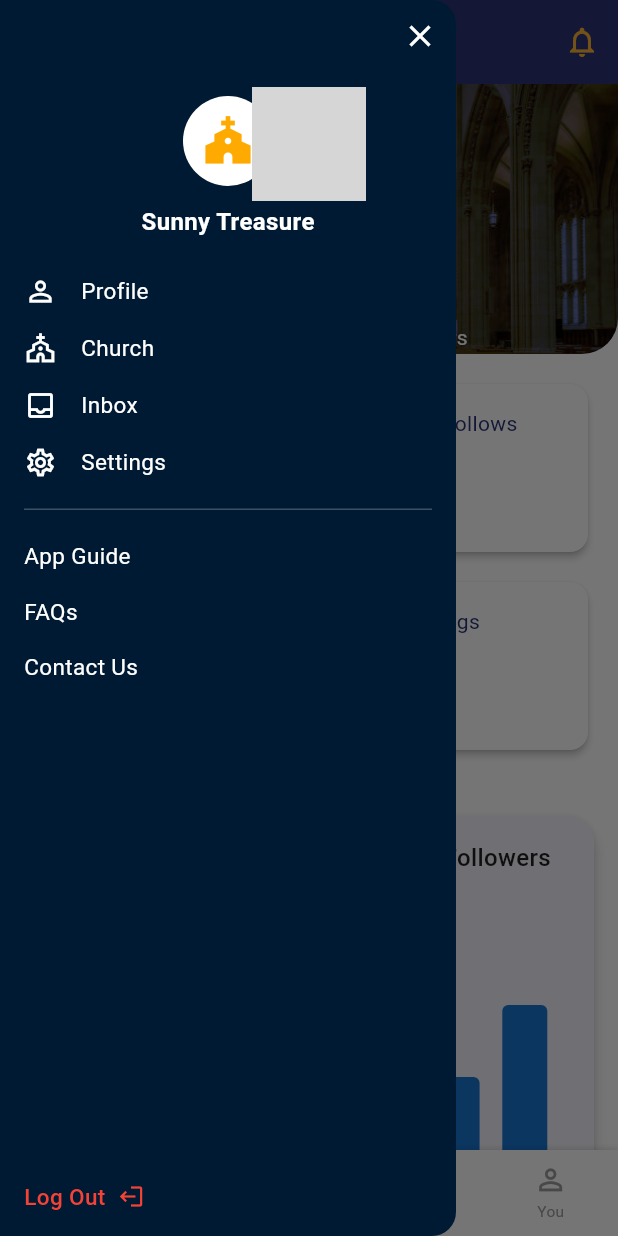
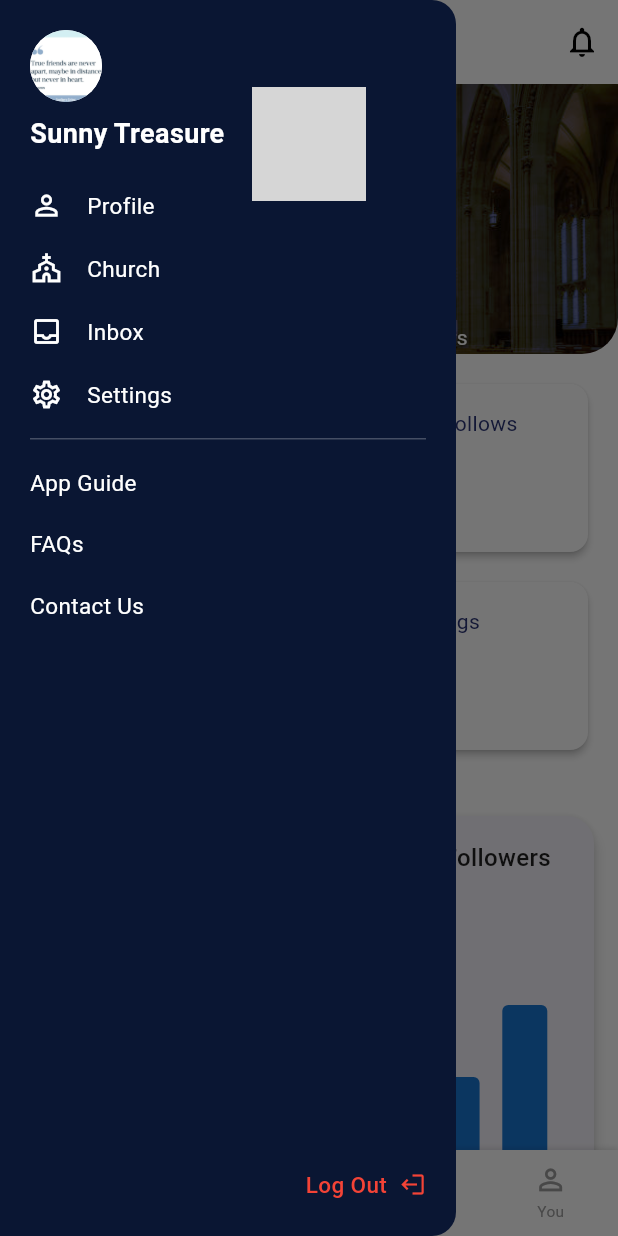
Before and after one commit to InteGreat-Team/ministry-TELEO, a Flutter app: the AdminHomePage screen opened directly, with the side drawer open, on a phone screen of 412 x 824 dp. Run offline on Flutter 3.47's test engine with Material 3 defaults, Android fonts, the phone set to English and light mode, and no system bars; our stand-ins replace dotted_border, firebase_auth, firebase_core, flutter_dotenv, flutter_screenutil, font_awesome_flutter and 1 more; missing offline and left inert: church_app; accounts and stored records are empty; network calls fail; Roboto replaces fonts that are missing (Poppins); statements that could not run were skipped; grey boxes are pictures that could not be loaded.

Commit message:
sidebar optimisation

```diff
--- a/lib/2/c1homepage/home_page.dart
+++ b/lib/2/c1homepage/home_page.dart
@@ -291,15 +291,18 @@ class _AdminHomePageState extends State<AdminHomePage>
           _currentView == AdminView.profile
               ? null
               : AppBar(
-                title: Text(_currentTitle),
-                backgroundColor: const Color(0xFF2B3576),
-                foregroundColor: Colors.white,
+                title: Text(
+                  _currentTitle,
+                  style: const TextStyle(color: Colors.black),
+                ),
+                backgroundColor: Colors.white,
+                foregroundColor: Colors.black,
                 elevation: 0,
                 leading:
                     _currentView != AdminView.home
                         ? IconButton(
                           icon: const Icon(Icons.arrow_back),
-                          color: const Color(0xFFF9B233),
+                          color: Colors.black,
                           onPressed: () {
                             if (_currentView == AdminView.authenticator) {
                               switch (_currentAuthFlow) {
@@ -340,7 +343,7 @@ class _AdminHomePageState extends State<AdminHomePage>
                 actions: [
                   IconButton(
                     icon: const Icon(Icons.notifications_outlined),
-                    color: const Color(0xFFF9B233),
+                    color: Colors.black,
                     onPressed: () {
                       // Notification functionality will be added later
                     },
--- a/lib/2/c1homepage/settings_view.dart
+++ b/lib/2/c1homepage/settings_view.dart
@@ -8,7 +8,9 @@ class AdminSettingsView extends StatelessWidget {
 
   @override
   Widget build(BuildContext context) {
-    return SingleChildScrollView(
+    return Container(
+      color: Colors.white,
+      child: SingleChildScrollView(
         child: Padding(
           padding: const EdgeInsets.all(20.0),
           child: Column(
@@ -19,12 +21,11 @@ class AdminSettingsView extends StatelessWidget {
                 style: TextStyle(
                   fontSize: 24,
                   fontWeight: FontWeight.bold,
+                  color: Colors.black,
                 ),
               ),
               const SizedBox(height: 24),
-            _buildSettingsSection(
-              'Account',
-              [
+              _buildSettingsSection('Account', [
                 _buildSettingsItem(
                   context,
                   Icons.person_outline,
@@ -39,12 +40,9 @@ class AdminSettingsView extends StatelessWidget {
                   'Manage your security settings',
                   onTap: () => onNavigate(AdminView.securitySettings),
                 ),
-              ],
-            ),
+              ]),
               const SizedBox(height: 24),
-            _buildSettingsSection(
-              'Preferences',
-              [
+              _buildSettingsSection('Preferences', [
                 _buildSettingsItem(
                   context,
                   Icons.notifications_outlined,
@@ -59,12 +57,9 @@ class AdminSettingsView extends StatelessWidget {
                   'Manage church mass schedules',
                   onTap: () => onNavigate(AdminView.massSchedule),
                 ),
-              ],
-            ),
+              ]),
               const SizedBox(height: 24),
-            _buildSettingsSection(
-              'Help & Support',
-              [
+              _buildSettingsSection('Help & Support', [
                 _buildSettingsItem(
                   context,
                   Icons.help_outline,
@@ -79,9 +74,9 @@ class AdminSettingsView extends StatelessWidget {
                   'Report technical problems',
                   onTap: () => onNavigate(AdminView.reportIssue),
                 ),
+              ]),
             ],
           ),
-          ],
         ),
       ),
     );
@@ -96,18 +91,17 @@ class AdminSettingsView extends StatelessWidget {
           style: const TextStyle(
             fontSize: 18,
             fontWeight: FontWeight.bold,
-            color: Color(0xFF001A33),
+            color: Colors.black,
           ),
         ),
         const SizedBox(height: 16),
         Card(
+          color: Colors.white,
           elevation: 2,
           shape: RoundedRectangleBorder(
             borderRadius: BorderRadius.circular(12),
           ),
-          child: Column(
-            children: items,
-          ),
+          child: Column(children: items),
         ),
       ],
     );
@@ -121,13 +115,16 @@ class AdminSettingsView extends StatelessWidget {
     required VoidCallback onTap,
   }) {
     return ListTile(
-      leading: Icon(icon, color: const Color(0xFF001A33)),
+      leading: Icon(icon, color: Colors.black),
       title: Text(
         title,
-        style: const TextStyle(fontWeight: FontWeight.w500),
+        style: const TextStyle(
+          fontWeight: FontWeight.w500,
+          color: Colors.black,
         ),
-      subtitle: Text(subtitle),
-      trailing: const Icon(Icons.chevron_right),
+      ),
+      subtitle: Text(subtitle, style: const TextStyle(color: Colors.black54)),
+      trailing: const Icon(Icons.chevron_right, color: Colors.black),
       onTap: onTap,
     );
   }
--- a/lib/3/sidebar.dart
+++ b/lib/3/sidebar.dart
@@ -13,58 +13,87 @@ class AdminDrawer extends StatelessWidget {
 
   @override
   Widget build(BuildContext context) {
+    // Padding values for easy adjustment
+    const double mainMenuItemSpacing = 20.0;
+    const double secondaryMenuItemSpacing = 20.0;
+    const double groupSpacing = 36.0;
+    const EdgeInsets mainMenuPadding = EdgeInsets.symmetric(horizontal: 20.0);
+    const EdgeInsets secondaryMenuPadding = EdgeInsets.symmetric(
+      horizontal: 20.0,
+    );
+    const EdgeInsets logoutPadding = EdgeInsets.only(
+      right: 20.0,
+      bottom: 24.0,
+    ); // bottom right
+
     return Drawer(
-      backgroundColor: const Color(0xFF001A33),
+      backgroundColor: const Color(0xFF0A1633),
       child: SafeArea(
         child: Column(
+          crossAxisAlignment: CrossAxisAlignment.start,
           children: [
-            // Close button at the top right
-            Align(
-              alignment: Alignment.topRight,
-              child: IconButton(
-                icon: const Icon(Icons.close, color: Colors.white),
-                onPressed: () {
-                  Navigator.pop(context);
-                },
+            // All scrollable content in Expanded+SingleChildScrollView
+            Expanded(
+              child: SingleChildScrollView(
+                child: Column(
+                  crossAxisAlignment: CrossAxisAlignment.start,
+                  children: [
+                    // Top row: logo only
+                    Padding(
+                      padding: const EdgeInsets.only(
+                        top: 20.0,
+                        left: 20.0,
+                        right: 16.0,
+                        bottom: 0,
                       ),
-            ),
-            // Profile section
-            Padding(
-              padding: const EdgeInsets.symmetric(vertical: 16.0),
-              child: Column(
+                      child: Row(
                         children: [
-                  // Church icon in white circle
+                          // Circular logo
                           Container(
-                    width: 60,
-                    height: 60,
+                            width: 48,
+                            height: 48,
                             decoration: const BoxDecoration(
                               shape: BoxShape.circle,
                               color: Colors.white,
                             ),
-                    child: Center(
-                      child: Icon(
-                        Icons.church,
-                        size: 36,
-                        color: Color(0xFFFFAA00),
+                            child: ClipOval(
+                              child: Image.asset(
+                                'assets/images/avatar.png', // Placeholder logo
+                                fit: BoxFit.cover,
+                                errorBuilder:
+                                    (context, error, stackTrace) => Icon(
+                                      Icons.person,
+                                      size: 32,
+                                      color: Colors.grey,
                                     ),
                               ),
-                  ),
-                  const SizedBox(height: 12),
-                  // Church name
-                  Text(
-                    adminData.churchName,
-                    style: const TextStyle(
-                      color: Colors.white,
-                      fontSize: 16,
-                      fontWeight: FontWeight.w600,
                             ),
                           ),
                         ],
                       ),
                     ),
-            // Main menu items
+                    // Church name
                     Padding(
-              padding: const EdgeInsets.symmetric(horizontal: 16.0),
+                      padding: const EdgeInsets.only(
+                        left: 20.0,
+                        top: 8.0,
+                        bottom: 24.0,
+                      ),
+                      child: Align(
+                        alignment: Alignment.centerLeft,
+                        child: Text(
+                          adminData.churchName,
+                          style: const TextStyle(
+                            color: Colors.white,
+                            fontSize: 18,
+                            fontWeight: FontWeight.bold,
+                          ),
+                        ),
+                      ),
+                    ),
+                    // ================= MAIN MENU ITEMS (edit mainMenuPadding/mainMenuItemSpacing) =================
+                    Padding(
+                      padding: mainMenuPadding,
                       child: Column(
                         children: [
                           _buildMenuItem(
@@ -76,6 +105,7 @@ class AdminDrawer extends StatelessWidget {
                               onNavigate(AdminView.profile);
                             },
                           ),
+                          SizedBox(height: mainMenuItemSpacing),
                           _buildMenuItem(
                             context,
                             Icons.church_outlined,
@@ -85,6 +115,7 @@ class AdminDrawer extends StatelessWidget {
                               onNavigate(AdminView.home);
                             },
                           ),
+                          SizedBox(height: mainMenuItemSpacing),
                           _buildMenuItem(
                             context,
                             Icons.inbox_outlined,
@@ -94,6 +125,7 @@ class AdminDrawer extends StatelessWidget {
                               // Inbox functionality will be added later
                             },
                           ),
+                          SizedBox(height: mainMenuItemSpacing),
                           _buildMenuItem(
                             context,
                             Icons.settings_outlined,
@@ -109,21 +141,19 @@ class AdminDrawer extends StatelessWidget {
                     // Divider
                     Padding(
                       padding: const EdgeInsets.symmetric(
-                horizontal: 16.0,
-                vertical: 12.0,
+                        horizontal: 20.0,
+                        vertical: 18.0,
                       ),
                       child: Container(height: 1, color: Colors.white24),
                     ),
-            // Secondary menu items (without icons)
-            Column(
-              crossAxisAlignment: CrossAxisAlignment.start,
-              children: [
+                    // ================= SECONDARY MENU ITEMS (edit secondaryMenuPadding/secondaryMenuItemSpacing) =================
                     Padding(
-                  padding: const EdgeInsets.symmetric(horizontal: 16.0),
+                      padding: secondaryMenuPadding,
                       child: Column(
                         crossAxisAlignment: CrossAxisAlignment.start,
                         children: [
                           _buildSecondaryMenuItem(context, 'App Guide'),
+                          SizedBox(height: secondaryMenuItemSpacing),
                           _buildSecondaryMenuItem(
                             context,
                             'FAQs',
@@ -132,16 +162,21 @@ class AdminDrawer extends StatelessWidget {
                               onNavigate(AdminView.faqs);
                             },
                           ),
+                          SizedBox(height: secondaryMenuItemSpacing),
                           _buildSecondaryMenuItem(context, 'Contact Us'),
                         ],
                       ),
                     ),
+                    SizedBox(height: groupSpacing),
                   ],
                 ),
-            const Spacer(),
-            // Logout button - fixed at the bottom
-            Padding(
-              padding: const EdgeInsets.all(16.0),
+              ),
+            ),
+            // ================= LOGOUT BUTTON (edit logoutPadding) =================
+            Align(
+              alignment: Alignment.bottomRight,
+              child: Padding(
+                padding: logoutPadding,
                 child: InkWell(
                   onTap: () {
                     Navigator.of(
@@ -149,6 +184,7 @@ class AdminDrawer extends StatelessWidget {
                     ).pushNamedAndRemoveUntil('/', (route) => false);
                   },
                   child: Row(
+                    mainAxisSize: MainAxisSize.min,
                     children: [
                       const Text(
                         'Log Out',
@@ -171,6 +207,7 @@ class AdminDrawer extends StatelessWidget {
                   ),
                 ),
               ),
+            ),
           ],
         ),
       ),
@@ -183,9 +220,7 @@ class AdminDrawer extends StatelessWidget {
     String title, {
     VoidCallback? onTap,
   }) {
-    return Padding(
-      padding: const EdgeInsets.symmetric(vertical: 8.0),
-      child: InkWell(
+    return InkWell(
       onTap: onTap,
       child: Row(
         children: [
@@ -197,7 +232,6 @@ class AdminDrawer extends StatelessWidget {
           ),
         ],
       ),
-      ),
     );
   }
 
@@ -206,18 +240,11 @@ class AdminDrawer extends StatelessWidget {
     String title, {
     VoidCallback? onTap,
   }) {
-    return Padding(
-      padding: const EdgeInsets.symmetric(vertical: 8.0),
-      child: InkWell(
+    return InkWell(
       onTap: onTap,
-        child: Row(
-          children: [
-            Text(
+      child: Text(
         title,
         style: const TextStyle(color: Colors.white, fontSize: 15),
-            ),
-          ],
-        ),
       ),
     );
   }
--- a/pubspec.yaml
+++ b/pubspec.yaml
@@ -54,3 +54,4 @@ flutter:
     - assets/images/funeral_service.jpg
     - assets/images/wedding_service.jpg
     - assets/images/fish_logo.png
+    - assets/images/avatar.png
```
Lines whose indentation alone changed are shown as unchanged.
